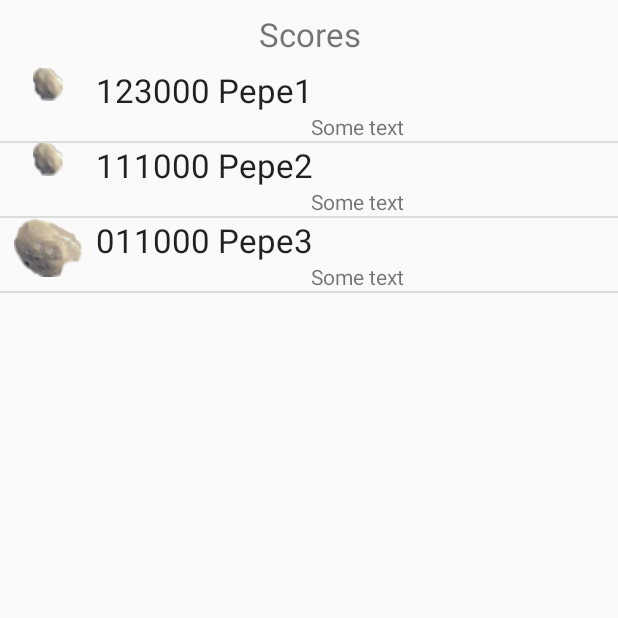
After one commit to JuanIzquierdoDomenech/MCMUAsteroids, an Android app: the ScoresActivity screen opened directly, with no data from a screen before it, on a phone screen of 412 x 824 dp, the top half of it. The commit adds this screen. Run offline under Robolectric (Android 15) with nearby library versions, the phone set to English and light mode, and no system bars.

Commit message:
Implement ScoresActivity with custom adapters for score lists

```diff
--- a/app/src/main/AndroidManifest.xml
+++ b/app/src/main/AndroidManifest.xml
@@ -24,6 +24,10 @@
         <activity android:name=".PreferencesActivity">
         </activity>
 
+        <activity android:name=".ScoresActivity">
+
+        </activity>
+
     </application>
 
 </manifest>
--- a/app/src/main/java/com/mcmu/juanjesus/mcmuasteroids/ArrayScoreStorage.java
+++ b/app/src/main/java/com/mcmu/juanjesus/mcmuasteroids/ArrayScoreStorage.java
@@ -18,12 +18,12 @@ public class ArrayScoreStorage implements ScoreStorage {
     //endregion
 
     @Override
-    public void SaveScore(int score, String player, long date) {
+    public void saveScore(int score, String player, long date) {
         scores.add(0, score + " " + player);
     }
 
     @Override
-    public Vector<String> ScoreList(int amount) {
+    public Vector<String> scoreList(int amount) {
         return scores;
     }
 }
--- a/app/src/main/java/com/mcmu/juanjesus/mcmuasteroids/MainActivity.java
+++ b/app/src/main/java/com/mcmu/juanjesus/mcmuasteroids/MainActivity.java
@@ -19,6 +19,11 @@ public class MainActivity extends AppCompatActivity {
     private Button btnPreferences;
     private Button btnAbout;
     private Button btnExit;
+    //endregion
+
+
+    //region Public Member Variables
+    public static ScoreStorage scoreStorage = new ArrayScoreStorage();
     //endregion
 
 
@@ -103,7 +108,8 @@ public class MainActivity extends AppCompatActivity {
         btnExit.setOnClickListener(new View.OnClickListener() {
             @Override
             public void onClick(View v) {
-                finish();
+                showScoreActivity();
+                //exit();
             }
         });
     }
@@ -127,6 +133,15 @@ public class MainActivity extends AppCompatActivity {
         //startActivityForResult(aboutActivityIntent, 9999);
     }
 
+    private void showScoreActivity() {
+        Intent scoresActivityIntent = new Intent(getApplicationContext(), ScoresActivity.class);
+        startActivity(scoresActivityIntent);
+    }
+
+    private void exit () {
+        finish();
+    }
+
     //endregion
 
 }
--- /dev/null
+++ b/app/src/main/java/com/mcmu/juanjesus/mcmuasteroids/ScoreListAdapter.java
@@ -0,0 +1,69 @@
+package com.mcmu.juanjesus.mcmuasteroids;
+
+import android.app.Activity;
+import android.view.LayoutInflater;
+import android.view.View;
+import android.view.ViewGroup;
+import android.widget.BaseAdapter;
+import android.widget.ImageView;
+import android.widget.TextView;
+
+import java.util.Vector;
+
+public class ScoreListAdapter extends BaseAdapter {
+
+
+    //region Private Member Variables
+    private final Activity activity;
+    private final Vector<String> list;
+    //endregion
+
+
+    //region Constructors
+    public ScoreListAdapter(Activity activity, Vector<String> list) {
+        super();
+        this.activity = activity;
+        this.list = list;
+    }
+    //endregion
+
+    @Override
+    public int getCount() {
+        return list.size();
+    }
+
+    @Override
+    public Object getItem(int position) {
+        return list.elementAt(position);
+    }
+
+    @Override
+    public long getItemId(int position) {
+        return position;
+    }
+
+    @Override
+    public View getView(int position, View convertView, ViewGroup parent) {
+
+        LayoutInflater inflater = activity.getLayoutInflater();
+
+        View view = inflater.inflate(R.layout.activity_scores_list_item, null, true);
+        TextView textView = (TextView)view.findViewById(R.id.txtv_score_list_item_title);
+        textView.setText(list.elementAt(position));
+        ImageView imageView = (ImageView)view.findViewById(R.id.img_score_list_item_icon);
+        switch (Math.round((float)Math.random()*3)) {
+            case 0:
+                imageView.setImageResource(R.drawable.asteroid1);
+                break;
+            case 1:
+                imageView.setImageResource(R.drawable.asteroid2);
+                break;
+            default:
+                imageView.setImageResource(R.drawable.asteroid3);
+                break;
+        }
+
+        return view;
+
+    }
+}
--- a/app/src/main/java/com/mcmu/juanjesus/mcmuasteroids/ScoreStorage.java
+++ b/app/src/main/java/com/mcmu/juanjesus/mcmuasteroids/ScoreStorage.java
@@ -4,6 +4,6 @@ import java.util.Vector;
 
 public interface ScoreStorage {
 
-    public void SaveScore(int score, String player, long date);
-    public Vector<String> ScoreList(int amount);
+    public void saveScore(int score, String player, long date);
+    public Vector<String> scoreList(int amount);
 }
--- /dev/null
+++ b/app/src/main/java/com/mcmu/juanjesus/mcmuasteroids/ScoresActivity.java
@@ -0,0 +1,32 @@
+package com.mcmu.juanjesus.mcmuasteroids;
+
+import android.app.ListActivity;
+import android.os.Bundle;
+import android.widget.ArrayAdapter;
+
+public class ScoresActivity extends ListActivity {
+
+    //region Create
+    @Override
+    protected void onCreate(Bundle savedInstanceState) {
+        super.onCreate(savedInstanceState);
+        setContentView(R.layout.activity_scores);
+
+        /* Default List
+        setListAdapter(new ArrayAdapter<String>(this,
+                android.R.layout.simple_list_item_1,
+                MainActivity.scoreStorage.scoreList(10)));
+        */
+
+        /* Custom Layout List
+        setListAdapter(new ArrayAdapter<String>(this,
+                R.layout.activity_scores_list_item,
+                R.id.txtv_score_list_item_title,
+                MainActivity.scoreStorage.scoreList(10)));
+        */
+
+        // Custom Layout And Custom Adapter List
+        setListAdapter(new ScoreListAdapter(this, MainActivity.scoreStorage.scoreList(10)));
+    }
+    //endregion
+}
--- /dev/null
+++ b/app/src/main/res/layout/activity_scores.xml
@@ -0,0 +1,33 @@
+<?xml version="1.0" encoding="utf-8"?>
+<LinearLayout xmlns:android="http://schemas.android.com/apk/res/android"
+    android:orientation="vertical"
+    android:layout_width="match_parent"
+    android:layout_height="match_parent">
+
+    <TextView
+        android:layout_width="match_parent"
+        android:layout_height="wrap_content"
+        android:text="@string/scores"
+        android:gravity="center"
+        android:layout_margin="8dp"
+        android:textSize="10pt"/>
+
+    <FrameLayout
+        android:layout_width="match_parent"
+        android:layout_height="0dip"
+        android:layout_weight="1">
+
+        <ListView
+            android:id="@android:id/list"
+            android:layout_width="match_parent"
+            android:layout_height="match_parent"
+            android:drawSelectorOnTop="false"/>
+        <TextView
+            android:id="@android:id/empty"
+            android:layout_width="match_parent"
+            android:layout_height="match_parent"
+            android:text="@string/scores"/>
+
+    </FrameLayout>
+
+</LinearLayout>
--- /dev/null
+++ b/app/src/main/res/layout/activity_scores_list_item.xml
@@ -0,0 +1,32 @@
+<?xml version="1.0" encoding="utf-8"?>
+<RelativeLayout xmlns:android="http://schemas.android.com/apk/res/android"
+    android:layout_width="match_parent"
+    android:layout_height="?android:attr/listPreferredItemHeight">
+
+    <ImageView
+        android:id="@+id/img_score_list_item_icon"
+        android:layout_width="?android:attr/listPreferredItemHeight"
+        android:layout_height="match_parent"
+        android:layout_alignParentLeft="true"
+        android:src="@drawable/asteroid2"/>
+
+    <TextView
+        android:id="@+id/txtv_score_list_item_title"
+        android:layout_width="match_parent"
+        android:layout_height="wrap_content"
+        android:layout_toRightOf="@id/img_score_list_item_icon"
+        android:layout_alignParentTop="true"
+        android:textAppearance="?android:attr/textAppearanceLarge"
+        android:singleLine="true"/>
+
+    <TextView
+        android:id="@+id/txtv_score_list_item_subtitle"
+        android:layout_width="match_parent"
+        android:layout_height="match_parent"
+        android:text="Some text"
+        android:layout_toRightOf="@id/img_score_list_item_icon"
+        android:layout_below="@id/txtv_score_list_item_title"
+        android:layout_alignParentBottom="true"
+        android:gravity="center"/>
+
+</RelativeLayout>
--- a/app/src/main/res/values/strings.xml
+++ b/app/src/main/res/values/strings.xml
@@ -15,6 +15,10 @@
 
     <!-- About activity -->
     <string name="about_text">Information about this app developers team...</string>
+
+    <!-- Scores activity -->
+    <string name="scores">Scores</string>
+    <string name="no_scores">No scores</string>
 
     <!-- Main preferences -->
     <string name="play_music">Play music</string>
```
Also changed, not shown: app/src/main/res/drawable/asteroid1.png (added), app/src/main/res/drawable/asteroid2.png (added), app/src/main/res/drawable/asteroid3.png (added), 1 other file.
